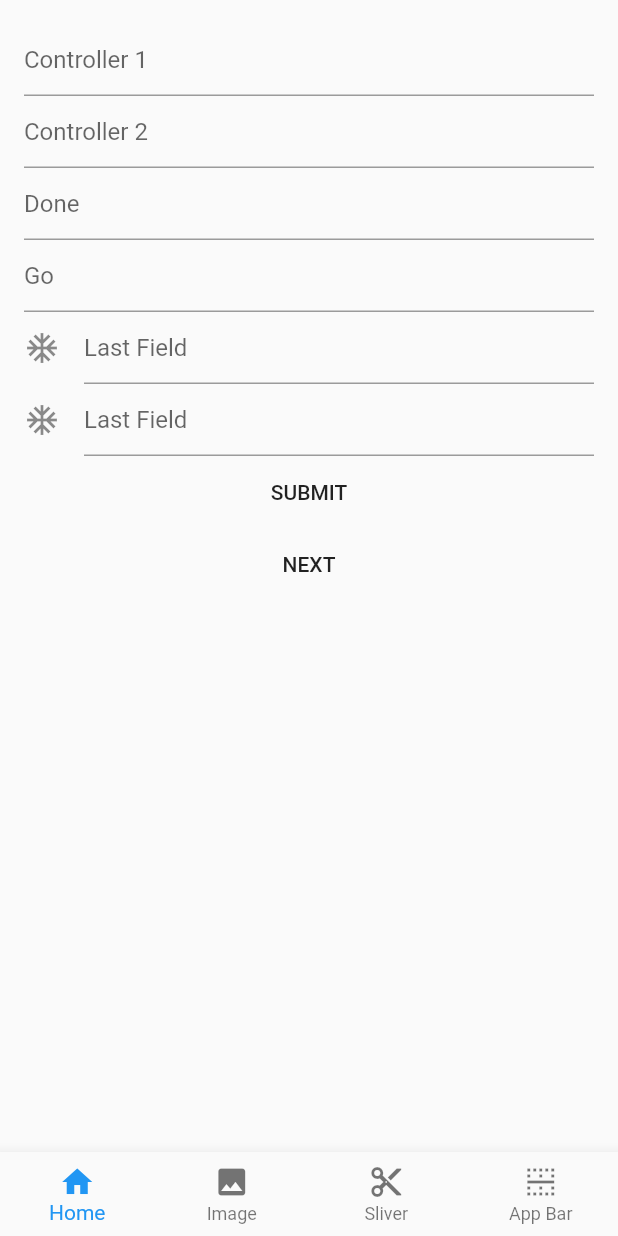
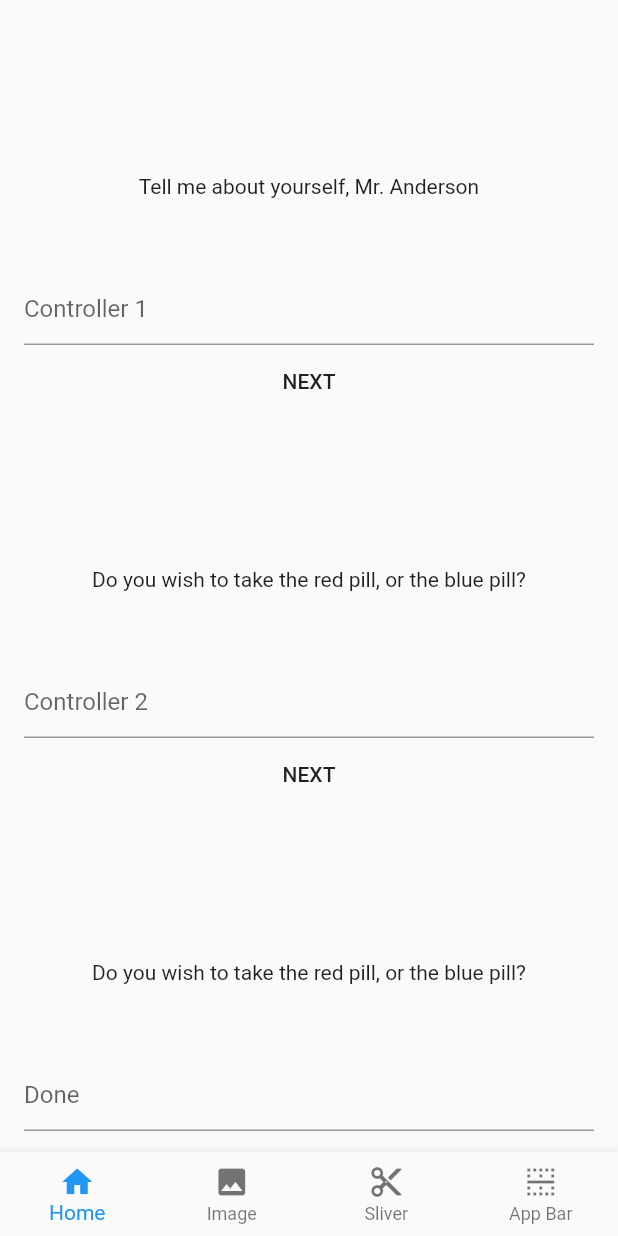
Before and after one commit to ctalladen78/flutter-ui-experiments, a Flutter app: the screen it shows after launch, on a phone screen of 412 x 824 dp. Run offline on Flutter 3.47's test engine with Material 2 defaults, Android fonts, the phone set to English and light mode, and no system bars; our stand-ins replace fluttertoast, sqflite; missing offline and left inert: flutter_webview_plugin, objectdb; accounts and stored records are empty.

Commit message:
DONE added form_wizard.dart which implements a custom TextField widget and TextFormFields; follows ux guidelines on form design

```diff
--- a/lib/form_wizard.dart
+++ b/lib/form_wizard.dart
@@ -21,7 +21,7 @@ class _VerticalFormState extends State<VerticalForm> {
   TextEditingController controller3 = new TextEditingController();
   GlobalKey<FormState> formKey1 = new GlobalKey<FormState>();
   var data = {};
-  int currentNode = 0; // TODO use modulus operator (currentNode % list.length)
+  int currentNode = 1; // TODO use modulus operator (currentNode % list.length)
   List<FocusNode> nodeList;
 
   @override
@@ -84,6 +84,14 @@ class _VerticalFormState extends State<VerticalForm> {
     );
   }
 
+  void toNext(){
+    setState(() {
+                    currentNode = currentNode % nodeList.length;
+                    FocusScope.of(context).requestFocus(nodeList[currentNode]);
+                    currentNode++;
+                  });
+  }
+
   @override
   Widget build(BuildContext context) {
     // focusNode1.addListener(listener)
@@ -95,8 +103,11 @@ class _VerticalFormState extends State<VerticalForm> {
           key: formKey1,
           child: new Column(
             children: <Widget>[
+              SizedBox(height: 100.0,),
+              Text("Tell me about yourself, Mr. Anderson"),
+              SizedBox(height: 50.0,),
               _buildTextFormField(
-                ctrl: controller1,
+                // ctrl: controller1,
                 // decoration: InputDecoration(labelText: "Go to next"),
                 hintText: 'Controller 1',
                keyboardAction: TextInputAction.next,
@@ -108,8 +119,15 @@ class _VerticalFormState extends State<VerticalForm> {
                  FocusScope.of(context).requestFocus(focusNode2);
                },
               ),
+              MaterialButton(
+                child: Text("NEXT"),
+                onPressed: toNext,
+              ),
+              SizedBox(height: 100.0,),
+              Text("Do you wish to take the red pill, or the blue pill?"),
+              SizedBox(height: 50.0,),
               _buildTextFormField(
-                ctrl: controller2,
+                // ctrl: controller2,
                 hintText: 'Controller 2',
                keyboardAction: TextInputAction.next,
                 // keyboardAction: TextInputAction.unspecified,
@@ -118,6 +136,13 @@ class _VerticalFormState extends State<VerticalForm> {
                  FocusScope.of(context).requestFocus(focusNode3);
                },
               ),
+              MaterialButton(
+                child: Text("NEXT"),
+                onPressed: toNext,
+              ),
+              SizedBox(height: 100.0,),
+              Text("Do you wish to take the red pill, or the blue pill?"),
+              SizedBox(height: 50.0,),
               _buildTextFormField(
                 hintText: 'Done',
                 keyboardAction: TextInputAction.done,
@@ -126,6 +151,10 @@ class _VerticalFormState extends State<VerticalForm> {
                   print('Handling first name submission');
                   FocusScope.of(context).requestFocus(focusNode4);
                 },
+              ),
+              MaterialButton(
+                child: Text("NEXT"),
+                onPressed: toNext,
               ),
               _buildTextFormField(
                 hintText: 'Go',
@@ -137,19 +166,20 @@ class _VerticalFormState extends State<VerticalForm> {
                 },
               ),
               TextFormField(
+                keyboardType: TextInputType.multiline,
                 focusNode: focusNode5,
-                decoration: InputDecoration(icon: Icon(Icons.ac_unit), hintText: "Last Field"),
-                controller: TextEditingController(),
+                decoration: InputDecoration(icon: Icon(Icons.ac_unit), hintText: "First Name"),
+                controller: controller1,
                 onSaved: (formData){
                   print("field ${formData}");
                 },
-
               ),
               TextFormField(
+                keyboardType: TextInputType.multiline,
                 focusNode: focusNode6,
-                decoration: InputDecoration(icon: Icon(Icons.ac_unit), hintText: "Last Field"),
+                decoration: InputDecoration(icon: Icon(Icons.ac_unit), hintText: "Last Name"),
                 // keyboardType: TextInputType.text,
-                controller: TextEditingController(),  // required but not really needed for data
+                controller: controller2,  // required but not really needed for data
                 onSaved: (fieldData){
                   String c1 = controller1.text;
                   String c2 = controller2.text;
@@ -160,7 +190,6 @@ class _VerticalFormState extends State<VerticalForm> {
                   print("TOTAL DATA ${data}");
                   print("FIELD DATA ${fieldData}"); // TODO this will fire when formState.save() is called
                 },
-
               ),
               MaterialButton(
                 color: Colors.blueAccent[300],
@@ -173,21 +202,11 @@ class _VerticalFormState extends State<VerticalForm> {
                   // TODO here we are using a simple map primitive
                   // onSavedAllFields(data);
                   controller1.clear();
+                  controller2.clear();
                   // print('TEXT FIELD 1 SAVED ${c1} ${c2}');
                 },
               ),
-              MaterialButton(
-                child: Text("NEXT"),
-                onPressed: (){ // TODO cycle through form fields
-                  setState(() {
-                    currentNode = currentNode % nodeList.length;
-                    FocusScope.of(context).requestFocus(nodeList[currentNode]);
-                    currentNode++;
-                  });
-                  // int nextNode
-                  // FocusNode nextNode = list[nextNode];
-                },
-              ),
+
             ],
           ),
         ),
```
